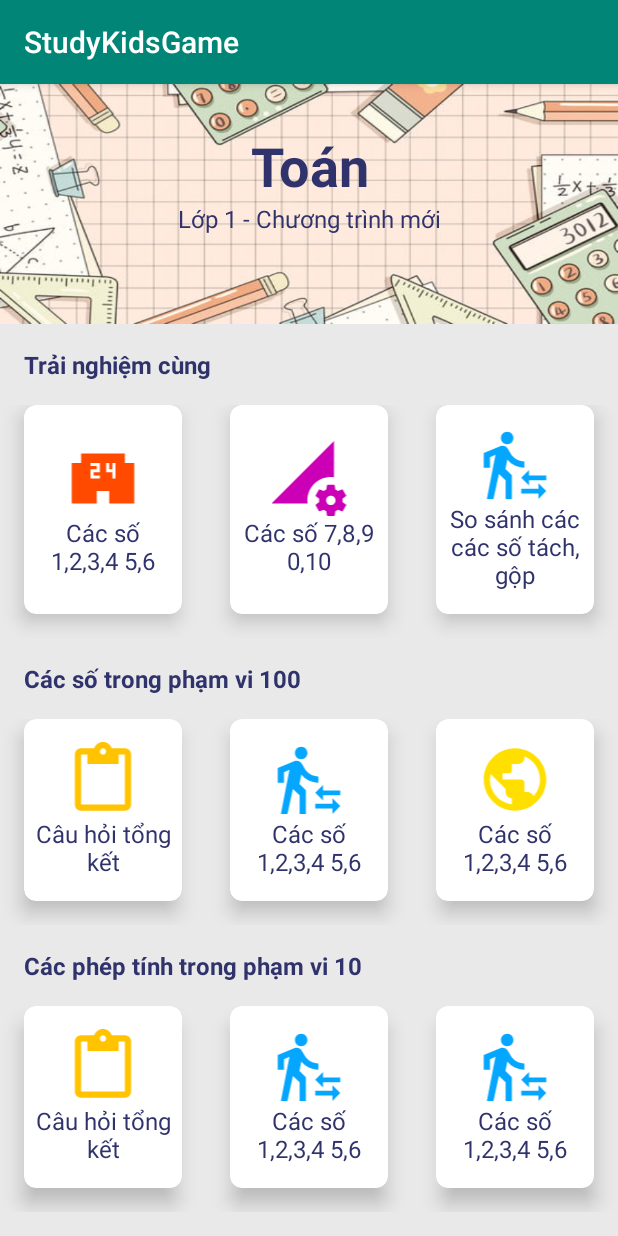
After one commit to cuongledev/studykidsgame, an Android app: the fragment SubjectsFragment shown on its own in the app's theme, on a phone screen of 412 x 824 dp. The commit adds this screen. Run offline under Robolectric (Android 15) with nearby library versions, the light colour scheme and no system bars; libraries missing offline, so code that uses them is left out: maes.tech.intentanim.

Commit message:
updated home

```diff
--- a/app/src/main/java/com/cuongle/studykidsgame/ui/pratice/PraticeFragment.java
+++ b/app/src/main/java/com/cuongle/studykidsgame/ui/pratice/PraticeFragment.java
@@ -19,6 +19,7 @@ import com.cuongle.studykidsgame.R;
 import com.cuongle.studykidsgame.ui.play.PlayFragment;
 import com.cuongle.studykidsgame.ui.slideshow.SlideshowFragment;
 import com.cuongle.studykidsgame.ui.start.StartFragment;
+import com.cuongle.studykidsgame.ui.subjects.SubjectsFragment;
 
 import static maes.tech.intentanim.CustomIntent.customType;
 
@@ -94,7 +95,7 @@ public class PraticeFragment extends Fragment implements View.OnClickListener {
 
     public void rightToLeft(){
         FragmentManager fragmentManager = getParentFragmentManager();
-        fragmentManager.beginTransaction().replace(R.id.nav_host_fragment,new StartFragment()).commit();
+        fragmentManager.beginTransaction().replace(R.id.nav_host_fragment,new SubjectsFragment()).commit();
         customType(getContext(),"right-to-left");
     }
 }
--- /dev/null
+++ b/app/src/main/java/com/cuongle/studykidsgame/ui/subjects/SubjectsFragment.java
@@ -0,0 +1,101 @@
+package com.cuongle.studykidsgame.ui.subjects;
+
+import androidx.fragment.app.FragmentManager;
+import androidx.lifecycle.ViewModelProviders;
+
+import android.os.Bundle;
+
+import androidx.annotation.NonNull;
+import androidx.annotation.Nullable;
+import androidx.fragment.app.Fragment;
+
+import android.view.LayoutInflater;
+import android.view.View;
+import android.view.ViewGroup;
+import android.widget.ImageView;
+
+import com.cuongle.studykidsgame.R;
+import com.cuongle.studykidsgame.ui.play.PlayFragment;
+import com.cuongle.studykidsgame.ui.start.StartFragment;
+
+import static maes.tech.intentanim.CustomIntent.customType;
+
+public class SubjectsFragment extends Fragment implements View.OnClickListener {
+
+    ImageView imageView1,imageView2,imageView3,imageView4,imageView5,imageView6,imageView7,imageView8,imageView9;
+
+    private SubjectsViewModel mViewModel;
+
+    public static SubjectsFragment newInstance() {
+        return new SubjectsFragment();
+    }
+
+    @Override
+    public View onCreateView(@NonNull LayoutInflater inflater, @Nullable ViewGroup container,
+                             @Nullable Bundle savedInstanceState) {
+        View root = inflater.inflate(R.layout.fragment_subjects, container, false);
+
+
+        imageView1 = root.findViewById(R.id.imageView1);
+        imageView2 = root.findViewById(R.id.imageView2);
+        imageView3 = root.findViewById(R.id.imageView3);
+        imageView4 = root.findViewById(R.id.imageView4);
+        imageView5 = root.findViewById(R.id.imageView5);
+        imageView6 = root.findViewById(R.id.imageView6);
+        imageView7 = root.findViewById(R.id.imageView7);
+        imageView8 = root.findViewById(R.id.imageView8);
+        imageView9 = root.findViewById(R.id.imageView9);
+
+        imageView1.setOnClickListener(this);
+        imageView2.setOnClickListener(this);
+        imageView3.setOnClickListener(this);
+        imageView4.setOnClickListener(this);
+        imageView5.setOnClickListener(this);
+        imageView6.setOnClickListener(this);
+        imageView7.setOnClickListener(this);
+        imageView8.setOnClickListener(this);
+        imageView9.setOnClickListener(this);
+        return root;
+    }
+
+    @Override
+    public void onActivityCreated(@Nullable Bundle savedInstanceState) {
+        super.onActivityCreated(savedInstanceState);
+        mViewModel = ViewModelProviders.of(this).get(SubjectsViewModel.class);
+        // TODO: Use the ViewModel
+    }
+
+    @Override
+    public void onClick(View v) {
+        switch (v.getId()){
+            case R.id.imageView1:
+                rightToLeft();
+                break;
+            case R.id.imageView2:
+                rightToLeft();
+                break;
+            case R.id.imageView3:
+                rightToLeft();
+                break;
+            case R.id.imageView4:
+                rightToLeft();
+                break;
+            case R.id.imageView5:
+                rightToLeft();
+                break;
+            case R.id.imageView6:
+                rightToLeft();
+                break;
+            default:
+                rightToLeft();
+                break;
+        }
+    }
+
+    public void rightToLeft(){
+        FragmentManager fragmentManager = getParentFragmentManager();
+        fragmentManager.beginTransaction().replace(R.id.nav_host_fragment,new StartFragment()).commit();
+        customType(getContext(),"right-to-left");
+    }
+
+}
--- /dev/null
+++ b/app/src/main/java/com/cuongle/studykidsgame/ui/subjects/SubjectsViewModel.java
@@ -0,0 +1,7 @@
+package com.cuongle.studykidsgame.ui.subjects;
+
+import androidx.lifecycle.ViewModel;
+
+public class SubjectsViewModel extends ViewModel {
+    // TODO: Implement the ViewModel
+}
--- /dev/null
+++ b/app/src/main/res/drawable/ic_content.xml
@@ -0,0 +1,5 @@
+<vector android:height="24dp" android:tint="#FFC300"
+    android:viewportHeight="24.0" android:viewportWidth="24.0"
+    android:width="24dp" xmlns:android="http://schemas.android.com/apk/res/android">
+    <path android:fillColor="#FF000000" android:pathData="M19,2h-4.18C14.4,0.84 13.3,0 12,0c-1.3,0 -2.4,0.84 -2.82,2L5,2c-1.1,0 -2,0.9 -2,2v16c0,1.1 0.9,2 2,2h14c1.1,0 2,-0.9 2,-2L21,4c0,-1.1 -0.9,-2 -2,-2zM12,2c0.55,0 1,0.45 1,1s-0.45,1 -1,1 -1,-0.45 -1,-1 0.45,-1 1,-1zM19,20L5,20L5,4h2v3h10L17,4h2v16z"/>
+</vector>
--- /dev/null
+++ b/app/src/main/res/drawable/ic_local.xml
@@ -0,0 +1,5 @@
+<vector android:height="24dp" android:tint="#FF4A00"
+    android:viewportHeight="24.0" android:viewportWidth="24.0"
+    android:width="24dp" xmlns:android="http://schemas.android.com/apk/res/android">
+    <path android:fillColor="#FF000000" android:pathData="M19,7L19,4L5,4v3L2,7v13h8v-4h4v4h8L22,7h-3zM11,10L9,10v1h2v1L8,12L8,9h2L10,8L8,8L8,7h3v3zM16,12h-1v-2h-2L13,7h1v2h1L15,7h1v5z"/>
+</vector>
--- /dev/null
+++ b/app/src/main/res/drawable/ic_perm.xml
@@ -0,0 +1,5 @@
+<vector android:height="24dp" android:tint="#CB00B6"
+    android:viewportHeight="24.0" android:viewportWidth="24.0"
+    android:width="24dp" xmlns:android="http://schemas.android.com/apk/res/android">
+    <path android:fillColor="#FF000000" android:pathData="M18.99,11.5c0.34,0 0.67,0.03 1,0.07L20,0 0,20h11.56c-0.04,-0.33 -0.07,-0.66 -0.07,-1 0,-4.14 3.36,-7.5 7.5,-7.5zM22.7,19.49c0.02,-0.16 0.04,-0.32 0.04,-0.49 0,-0.17 -0.01,-0.33 -0.04,-0.49l1.06,-0.83c0.09,-0.08 0.12,-0.21 0.06,-0.32l-1,-1.73c-0.06,-0.11 -0.19,-0.15 -0.31,-0.11l-1.24,0.5c-0.26,-0.2 -0.54,-0.37 -0.85,-0.49l-0.19,-1.32c-0.01,-0.12 -0.12,-0.21 -0.24,-0.21h-2c-0.12,0 -0.23,0.09 -0.25,0.21l-0.19,1.32c-0.3,0.13 -0.59,0.29 -0.85,0.49l-1.24,-0.5c-0.11,-0.04 -0.24,0 -0.31,0.11l-1,1.73c-0.06,0.11 -0.04,0.24 0.06,0.32l1.06,0.83c-0.02,0.16 -0.03,0.32 -0.03,0.49 0,0.17 0.01,0.33 0.03,0.49l-1.06,0.83c-0.09,0.08 -0.12,0.21 -0.06,0.32l1,1.73c0.06,0.11 0.19,0.15 0.31,0.11l1.24,-0.5c0.26,0.2 0.54,0.37 0.85,0.49l0.19,1.32c0.02,0.12 0.12,0.21 0.25,0.21h2c0.12,0 0.23,-0.09 0.25,-0.21l0.19,-1.32c0.3,-0.13 0.59,-0.29 0.84,-0.49l1.25,0.5c0.11,0.04 0.24,0 0.31,-0.11l1,-1.73c0.06,-0.11 0.03,-0.24 -0.06,-0.32l-1.07,-0.83zM18.99,20.5c-0.83,0 -1.5,-0.67 -1.5,-1.5s0.67,-1.5 1.5,-1.5 1.5,0.67 1.5,1.5 -0.67,1.5 -1.5,1.5z"/>
+</vector>
--- /dev/null
+++ b/app/src/main/res/drawable/ic_public_black_24dp.xml
@@ -0,0 +1,5 @@
+<vector android:height="24dp" android:tint="#FFDF00"
+    android:viewportHeight="24.0" android:viewportWidth="24.0"
+    android:width="24dp" xmlns:android="http://schemas.android.com/apk/res/android">
+    <path android:fillColor="#FF000000" android:pathData="M12,2C6.48,2 2,6.48 2,12s4.48,10 10,10 10,-4.48 10,-10S17.52,2 12,2zM11,19.93c-3.95,-0.49 -7,-3.85 -7,-7.93 0,-0.62 0.08,-1.21 0.21,-1.79L9,15v1c0,1.1 0.9,2 2,2v1.93zM17.9,17.39c-0.26,-0.81 -1,-1.39 -1.9,-1.39h-1v-3c0,-0.55 -0.45,-1 -1,-1L8,12v-2h2c0.55,0 1,-0.45 1,-1L11,7h2c1.1,0 2,-0.9 2,-2v-0.41c2.93,1.19 5,4.06 5,7.41 0,2.08 -0.8,3.97 -2.1,5.39z"/>
+</vector>
--- /dev/null
+++ b/app/src/main/res/drawable/ic_transfer.xml
@@ -0,0 +1,5 @@
+<vector android:height="24dp" android:tint="#04A6FF"
+    android:viewportHeight="24.0" android:viewportWidth="24.0"
+    android:width="24dp" xmlns:android="http://schemas.android.com/apk/res/android">
+    <path android:fillColor="#FF000000" android:pathData="M16.49,15.5v-1.75L14,16.25l2.49,2.5L16.49,17L22,17v-1.5zM19.51,19.75L14,19.75v1.5h5.51L19.51,23L22,20.5 19.51,18zM9.5,5.5c1.1,0 2,-0.9 2,-2s-0.9,-2 -2,-2 -2,0.9 -2,2 0.9,2 2,2zM5.75,8.9L3,23h2.1l1.75,-8L9,17v6h2v-7.55L8.95,13.4l0.6,-3C10.85,12 12.8,13 15,13v-2c-1.85,0 -3.45,-1 -4.35,-2.45l-0.95,-1.6C9.35,6.35 8.7,6 8,6c-0.25,0 -0.5,0.05 -0.75,0.15L2,8.3L2,13h2L4,9.65l1.75,-0.75"/>
+</vector>
--- /dev/null
+++ b/app/src/main/res/layout/fragment_subjects.xml
@@ -0,0 +1,504 @@
+<?xml version="1.0" encoding="utf-8"?>
+<LinearLayout xmlns:android="http://schemas.android.com/apk/res/android"
+    xmlns:tools="http://schemas.android.com/tools"
+    android:layout_width="match_parent"
+    android:layout_height="match_parent"
+    xmlns:app="http://schemas.android.com/apk/res-auto"
+    android:orientation="vertical"
+    android:layout_gravity="center_vertical"
+    android:background="#E9E9E9"
+    tools:context=".ui.subjects.SubjectsFragment">
+
+    <LinearLayout
+        android:layout_width="match_parent"
+        android:layout_height="160dp"
+        android:background="@drawable/background_math"
+        android:orientation="vertical"
+        android:gravity="clip_vertical"
+        android:layout_marginBottom="16dp"
+        >
+
+        <TextView
+            android:layout_width="match_parent"
+            android:layout_height="wrap_content"
+            android:layout_marginTop="30dp"
+            android:text="Toán"
+            android:textColor="#30336b"
+            android:textSize="36sp"
+            android:textStyle="bold"
+            android:gravity="center"
+            />
+        <TextView
+            android:layout_width="match_parent"
+            android:layout_height="wrap_content"
+            android:text="Lớp 1 - Chương trình mới"
+            android:textColor="#30336b"
+            android:textSize="16sp"
+            android:gravity="center"/>
+
+    </LinearLayout>
+
+
+    <LinearLayout
+        android:layout_width="match_parent"
+        android:layout_height="wrap_content"
+        android:orientation="horizontal"
+        android:paddingLeft="16dp">
+
+        <TextView
+                android:layout_width="match_parent"
+                android:layout_height="wrap_content"
+                android:text="Trải nghiệm cùng"
+                android:textColor="#30336b"
+                android:textSize="16sp"
+                android:textStyle="bold"/>
+
+    </LinearLayout>
+
+
+    <GridLayout
+        android:id="@+id/praticeView"
+        android:layout_width="match_parent"
+        android:layout_height="wrap_content"
+        android:layout_weight="3"
+        android:alignmentMode="alignMargins"
+        android:columnCount="3"
+        android:columnOrderPreserved="false"
+        android:paddingTop="16dp"
+        android:paddingBottom="16dp">
+
+        <!-- Row1-->
+        <!-- Column1-->
+        <androidx.cardview.widget.CardView
+            android:id="@+id/cv_one"
+            android:layout_width="0dp"
+            android:layout_rowWeight="1"
+            android:layout_columnWeight="1"
+            android:layout_marginLeft="16dp"
+            android:layout_marginRight="16dp"
+            android:layout_marginBottom="16dp"
+            app:cardCornerRadius="8dp"
+            app:cardElevation="8dp">
+
+            <LinearLayout
+                android:layout_width="match_parent"
+                android:layout_height="wrap_content"
+                android:layout_gravity="center_horizontal|center_vertical"
+                android:padding="5dp"
+                android:orientation="vertical">
+
+                <ImageView
+                    android:id="@+id/imageView1"
+                    android:layout_width="match_parent"
+                    android:layout_height="50dp"
+                    app:srcCompat="@drawable/ic_local" />
+
+                <TextView
+                    android:layout_width="wrap_content"
+                    android:layout_height="wrap_content"
+                    android:gravity="center"
+                    android:text="Các số 1,2,3,4 5,6"
+                    android:textColor="#30336b"
+                    android:textSize="16sp" />
+
+            </LinearLayout>
+
+        </androidx.cardview.widget.CardView>
+        <!-- End Column1-->
+        <!-- End  Row1-->
+
+        <!---->
+
+        <!-- Row2-->
+        <!-- Column2-->
+        <androidx.cardview.widget.CardView
+            android:id="@+id/cv_two"
+            android:layout_width="0dp"
+            android:layout_rowWeight="1"
+            android:layout_columnWeight="1"
+            android:layout_marginLeft="16dp"
+            android:layout_marginRight="16dp"
+            android:layout_marginBottom="16dp"
+            app:cardCornerRadius="8dp"
+            app:cardElevation="8dp">
+
+            <LinearLayout
+                android:layout_width="match_parent"
+                android:layout_height="wrap_content"
+                android:layout_gravity="center_horizontal|center_vertical"
+                android:padding="5dp"
+                android:orientation="vertical">
+
+                <ImageView
+                    android:id="@+id/imageView2"
+                    android:layout_width="match_parent"
+                    android:layout_height="50dp"
+                    app:srcCompat="@drawable/ic_perm" />
+
+                <TextView
+                    android:layout_width="wrap_content"
+                    android:layout_height="wrap_content"
+                    android:gravity="center"
+                    android:text="Các số 7,8,9 0,10"
+                    android:textColor="#30336b"
+                    android:textSize="16sp" />
+
+            </LinearLayout>
+
+        </androidx.cardview.widget.CardView>
+        <!-- End Column1-->
+        <!-- End  Row1-->
+
+        <!-- Row3-->
+        <!-- Column3-->
+        <androidx.cardview.widget.CardView
+            android:id="@+id/cv_three"
+            android:layout_width="0dp"
+            android:layout_rowWeight="1"
+            android:layout_columnWeight="1"
+            android:layout_marginLeft="16dp"
+            android:layout_marginRight="16dp"
+            android:layout_marginBottom="16dp"
+            app:cardCornerRadius="8dp"
+            app:cardElevation="8dp">
+
+
+            <LinearLayout
+                android:layout_width="match_parent"
+                android:layout_height="wrap_content"
+                android:layout_gravity="center_horizontal|center_vertical"
+                android:padding="5dp"
+                android:orientation="vertical">
+
+                <ImageView
+                    android:id="@+id/imageView3"
+                    android:layout_width="match_parent"
+                    android:layout_height="50dp"
+                    app:srcCompat="@drawable/ic_transfer" />
+
+                <TextView
+                    android:layout_width="wrap_content"
+                    android:layout_height="wrap_content"
+                    android:gravity="center"
+                    android:text="So sánh các các số tách, gộp"
+                    android:textColor="#30336b"
+                    android:textSize="16sp" />
+
+            </LinearLayout>
+
+
+
+        </androidx.cardview.widget.CardView>
+        <!-- End Column3-->
+        <!-- End  Row3-->
+
+
+    </GridLayout>
+
+
+    <LinearLayout
+        android:layout_width="match_parent"
+        android:layout_height="wrap_content"
+        android:orientation="horizontal"
+        android:paddingLeft="16dp">
+
+        <TextView
+            android:layout_width="match_parent"
+            android:layout_height="wrap_content"
+            android:text="Các số trong phạm vi 100"
+            android:textColor="#30336b"
+            android:textSize="16sp"
+            android:textStyle="bold"/>
+
+    </LinearLayout>
+    <GridLayout
+        android:layout_width="match_parent"
+        android:layout_height="wrap_content"
+        android:layout_weight="3"
+        android:alignmentMode="alignMargins"
+        android:columnCount="3"
+        android:columnOrderPreserved="false"
+        android:paddingTop="16dp"
+        android:paddingBottom="16dp">
+
+        <!-- Row1-->
+        <!-- Column1-->
+        <androidx.cardview.widget.CardView
+            android:layout_width="0dp"
+            android:layout_rowWeight="1"
+            android:layout_columnWeight="1"
+            android:layout_marginLeft="16dp"
+            android:layout_marginRight="16dp"
+            android:layout_marginBottom="16dp"
+            app:cardCornerRadius="8dp"
+            app:cardElevation="8dp">
+
+            <LinearLayout
+                android:layout_width="match_parent"
+                android:layout_height="wrap_content"
+                android:layout_gravity="center_horizontal|center_vertical"
+                android:padding="5dp"
+                android:orientation="vertical">
+
+                <ImageView
+                    android:id="@+id/imageView4"
+                    android:layout_width="match_parent"
+                    android:layout_height="50dp"
+                    app:srcCompat="@drawable/ic_content" />
+
+                <TextView
+                    android:layout_width="wrap_content"
+                    android:layout_height="wrap_content"
+                    android:gravity="center"
+                    android:text="Câu hỏi tổng kết"
+                    android:textColor="#30336b"
+                    android:textSize="16sp" />
+
+            </LinearLayout>
+
+        </androidx.cardview.widget.CardView>
+        <!-- End Column1-->
+        <!-- End  Row1-->
+
+        <!---->
+
+        <!-- Row2-->
+        <!-- Column2-->
+        <androidx.cardview.widget.CardView
+            android:layout_width="0dp"
+            android:layout_rowWeight="1"
+            android:layout_columnWeight="1"
+            android:layout_marginLeft="16dp"
+            android:layout_marginRight="16dp"
+            android:layout_marginBottom="16dp"
+            app:cardCornerRadius="8dp"
+            app:cardElevation="8dp">
+
+            <LinearLayout
+                android:layout_width="match_parent"
+                android:layout_height="wrap_content"
+                android:layout_gravity="center_horizontal|center_vertical"
+                android:padding="5dp"
+                android:orientation="vertical">
+
+                <ImageView
+                    android:id="@+id/imageView5"
+                    android:layout_width="match_parent"
+                    android:layout_height="50dp"
+                    app:srcCompat="@drawable/ic_transfer" />
+
+                <TextView
+                    android:layout_width="wrap_content"
+                    android:layout_height="wrap_content"
+                    android:gravity="center"
+                    android:text="Các số 1,2,3,4 5,6"
+                    android:textColor="#30336b"
+                    android:textSize="16sp" />
+
+            </LinearLayout>
+
+        </androidx.cardview.widget.CardView>
+        <!-- End Column1-->
+        <!-- End  Row1-->
+
+        <!-- Row3-->
+        <!-- Column3-->
+        <androidx.cardview.widget.CardView
+            android:layout_width="0dp"
+            android:layout_rowWeight="1"
+            android:layout_columnWeight="1"
+            android:layout_marginLeft="16dp"
+            android:layout_marginRight="16dp"
+            android:layout_marginBottom="16dp"
+            app:cardCornerRadius="8dp"
+            app:cardElevation="8dp">
+
+            <LinearLayout
+                android:layout_width="match_parent"
+                android:layout_height="wrap_content"
+                android:layout_gravity="center_horizontal|center_vertical"
+                android:padding="5dp"
+                android:orientation="vertical">
+
+                <ImageView
+                    android:id="@+id/imageView6"
+                    android:layout_width="match_parent"
+                    android:layout_height="50dp"
+                    app:srcCompat="@drawable/ic_public_black_24dp" />
+
+                <TextView
+                    android:layout_width="wrap_content"
+                    android:layout_height="wrap_content"
+                    android:gravity="center"
+                    android:text="Các số 1,2,3,4 5,6"
+                    android:textColor="#30336b"
+                    android:textSize="16sp" />
+
+            </LinearLayout>
+
+        </androidx.cardview.widget.CardView>
+        <!-- End Column3-->
+        <!-- End  Row3-->
+
+
+    </GridLayout>
+
+    <LinearLayout
+        android:layout_width="match_parent"
+        android:layout_height="wrap_content"
+        android:orientation="horizontal"
+        android:paddingLeft="16dp">
+
+        <TextView
+            android:layout_width="match_parent"
+            android:layout_height="wrap_content"
+            android:text="Các phép tính trong phạm vi 10"
+            android:textColor="#30336b"
+            android:textSize="16sp"
+            android:textStyle="bold"/>
+
+    </LinearLayout>
+
+    <GridLayout
+        android:layout_width="match_parent"
+        android:layout_height="wrap_content"
+        android:layout_weight="3"
+        android:alignmentMode="alignMargins"
+        android:columnCount="3"
+        android:columnOrderPreserved="false"
+        android:paddingTop="16dp"
+        android:paddingBottom="16dp">
+
+        <!-- Row1-->
+        <!-- Column1-->
+        <androidx.cardview.widget.CardView
+            android:layout_width="0dp"
+            android:layout_rowWeight="1"
+            android:layout_columnWeight="1"
+            android:layout_marginLeft="16dp"
+            android:layout_marginRight="16dp"
+            android:layout_marginBottom="16dp"
+            app:cardCornerRadius="8dp"
+            app:cardElevation="8dp">
+
+            <LinearLayout
+                android:layout_width="match_parent"
+                android:layout_height="wrap_content"
+                android:layout_gravity="center_horizontal|center_vertical"
+                android:padding="5dp"
+                android:orientation="vertical">
+
+                <ImageView
+                    android:id="@+id/imageView7"
+                    android:layout_width="match_parent"
+                    android:layout_height="50dp"
+                    app:srcCompat="@drawable/ic_content" />
+
+                <TextView
+                    android:layout_width="wrap_content"
+                    android:layout_height="wrap_content"
+                    android:gravity="center"
+                    android:text="Câu hỏi tổng kết"
+                    android:textColor="#30336b"
+                    android:textSize="16sp" />
+
+            </LinearLayout>
+
+        </androidx.cardview.widget.CardView>
+        <!-- End Column1-->
+        <!-- End  Row1-->
+
+        <!---->
+
+        <!-- Row2-->
+        <!-- Column2-->
+        <androidx.cardview.widget.CardView
+            android:layout_width="0dp"
+            android:layout_rowWeight="1"
+            android:layout_columnWeight="1"
+            android:layout_marginLeft="16dp"
+            android:layout_marginRight="16dp"
+            android:layout_marginBottom="16dp"
+            app:cardCornerRadius="8dp"
+            app:cardElevation="8dp">
+
+            <LinearLayout
+                android:layout_width="match_parent"
+                android:layout_height="wrap_content"
+                android:layout_gravity="center_horizontal|center_vertical"
+                android:padding="5dp"
+                android:orientation="vertical">
+
+                <ImageView
+                    android:id="@+id/imageView8"
+                    android:layout_width="match_parent"
+                    android:layout_height="50dp"
+                    app:srcCompat="@drawable/ic_transfer" />
+
+                <TextView
+                    android:layout_width="wrap_content"
+                    android:layout_height="wrap_content"
+                    android:gravity="center"
+                    android:text="Các số 1,2,3,4 5,6"
+                    android:textColor="#30336b"
+                    android:textSize="16sp" />
+
+            </LinearLayout>
+
+        </androidx.cardview.widget.CardView>
+        <!-- End Column1-->
+        <!-- End  Row1-->
+
+        <!-- Row3-->
+        <!-- Column3-->
+        <androidx.cardview.widget.CardView
+            android:layout_width="0dp"
+            android:layout_rowWeight="1"
+            android:layout_columnWeight="1"
+            android:layout_marginLeft="16dp"
+            android:layout_marginRight="16dp"
+            android:layout_marginBottom="16dp"
+            app:cardCornerRadius="8dp"
+            app:cardElevation="8dp">
+
+            <LinearLayout
+                android:layout_width="match_parent"
+                android:layout_height="wrap_content"
+                android:layout_gravity="center_horizontal|center_vertical"
+                android:padding="5dp"
+                android:orientation="vertical">
+
+                <ImageView
+                    android:id="@+id/imageView9"
+                    android:layout_width="match_parent"
+                    android:layout_height="50dp"
+                    app:srcCompat="@drawable/ic_transfer" />
+
+                <TextView
+                    android:layout_width="wrap_content"
+                    android:layout_height="wrap_content"
+                    android:gravity="center"
+                    android:text="Các số 1,2,3,4 5,6"
+                    android:textColor="#30336b"
+                    android:textSize="16sp" />
+
+            </LinearLayout>
+
+        </androidx.cardview.widget.CardView>
+        <!-- End Column3-->
+        <!-- End  Row3-->
+
+
+    </GridLayout>
+
+
+
+
+
+
+
+
+
+
+
+</LinearLayout>
```
Also changed, not shown: app/src/main/res/drawable/background_math.jpg (added), 2 other files.
